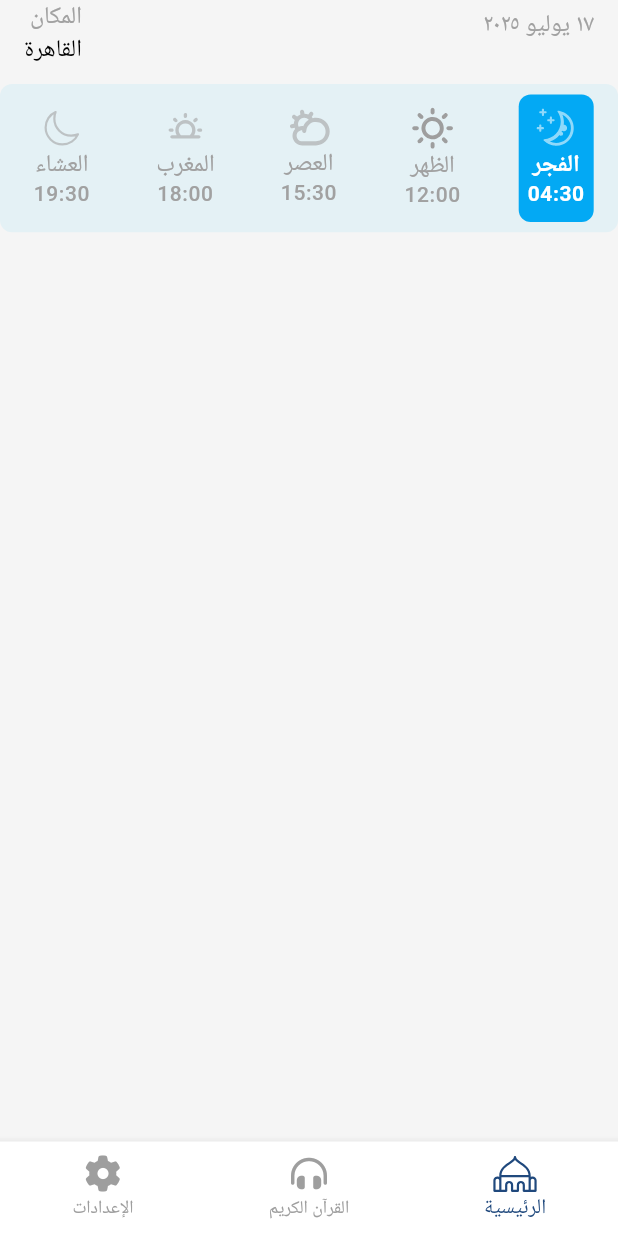
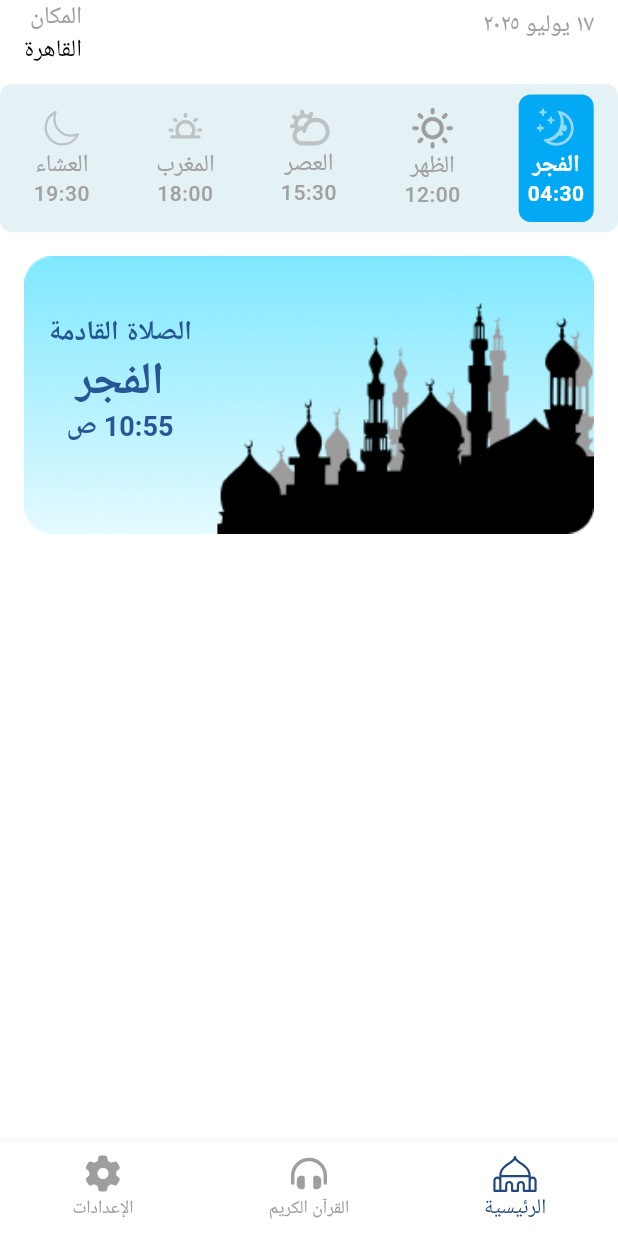
Before and after one commit to osamamohamedr1/islamic_app, a Flutter app: the screen it shows after launch, on a phone screen of 412 x 824 dp. Run offline on Flutter 3.47's test engine with Material 3 defaults, Android fonts, the phone set to English and light mode, and no system bars; our stand-ins replace bloc, flutter_bloc, flutter_svg, font_awesome_flutter, shared_preferences; missing offline and left inert: jhijri.

Commit message:
add comming prayer

```diff
--- a/lib/core/themes/colors_manger.dart
+++ b/lib/core/themes/colors_manger.dart
@@ -4,7 +4,7 @@ class ColorsManger {
   static const Color primary = Color(0xff20497D);
   static const Color darkBLue = Color(0xff275695);
   static const Color grey = Color(0xffA1A1A1);
-  static const Color offWhite = Color(0xffF5F5F5);
+  static const Color offWhite = Color(0xffFFFFFF);
   static const Color lightGrey = Color(0xffE4F1F5);
   static const Color darkGrey = Color(0xff005773);
   static const Color darkBackground = Color(0xFF121212);
--- a/lib/core/utils/assets.dart
+++ b/lib/core/utils/assets.dart
@@ -1,6 +1,10 @@
 // ignore_for_file: prefer_single_quotes
 class Assets {
   Assets._();
+
+  /// Assets for imagesCommingPrayerFrame
+  /// assets/images/comming_prayer_frame.png
+  static const String imagesCommingPrayerFrame = "assets/images/comming_prayer_frame.png";
 
   /// Assets for jsonAllahNamesAr
   /// assets/json/allah_names_ar.json
--- a/lib/features/home/presentation/views/home_view.dart
+++ b/lib/features/home/presentation/views/home_view.dart
@@ -1,5 +1,6 @@
 import 'package:flutter/material.dart';
 import 'package:intl/intl.dart';
+import 'package:islamic_app/core/utils/assets.dart';
 import 'package:islamic_app/features/home/presentation/views/widgets/prayer_times_row.dart';
 import 'package:jhijri/_src/_jHijri.dart';
 
@@ -12,7 +13,16 @@ class HomeView extends StatelessWidget {
     String formattedDate = DateFormat('d MMMM y', 'ar_EG').format(now);
     return Scaffold(
       appBar: homeAppBar(formattedDate, context),
-      body: Column(children: [PrayerTimesRow()]),
+      body: Column(
+        spacing: 16,
+        children: [
+          PrayerTimesRow(),
+          Padding(
+            padding: const EdgeInsets.symmetric(horizontal: 16),
+            child: Column(children: [CommingPrayerFrame()]),
+          ),
+        ],
+      ),
     );
   }
 
@@ -63,3 +73,45 @@ class HomeView extends StatelessWidget {
     ],
   );
 }
+
+class CommingPrayerFrame extends StatelessWidget {
+  const CommingPrayerFrame({super.key});
+
+  @override
+  Widget build(BuildContext context) {
+    return Stack(
+      children: [
+        Image.asset(
+          Assets.imagesCommingPrayerFrame,
+          width: MediaQuery.of(context).size.width,
+          fit: BoxFit.fill,
+        ),
+
+        Positioned(
+          left: 16,
+          top: 40,
+          child: Column(
+            crossAxisAlignment: CrossAxisAlignment.center,
+            mainAxisAlignment: MainAxisAlignment.center,
+            children: [
+              Text(
+                'الصلاة القادمة',
+                style: Theme.of(
+                  context,
+                ).textTheme.titleLarge!.copyWith(fontSize: 18),
+              ),
+              Text('الفجر', style: Theme.of(context).textTheme.titleLarge),
+              Text(
+                '10:55 ص',
+                textAlign: TextAlign.left,
+                style: Theme.of(
+                  context,
+                ).textTheme.titleLarge!.copyWith(fontSize: 18),
+              ),
+            ],
+          ),
+        ),
+      ],
+    );
+  }
+}
```
Also changed, not shown: assets/images/comming_prayer_frame.png (added).
